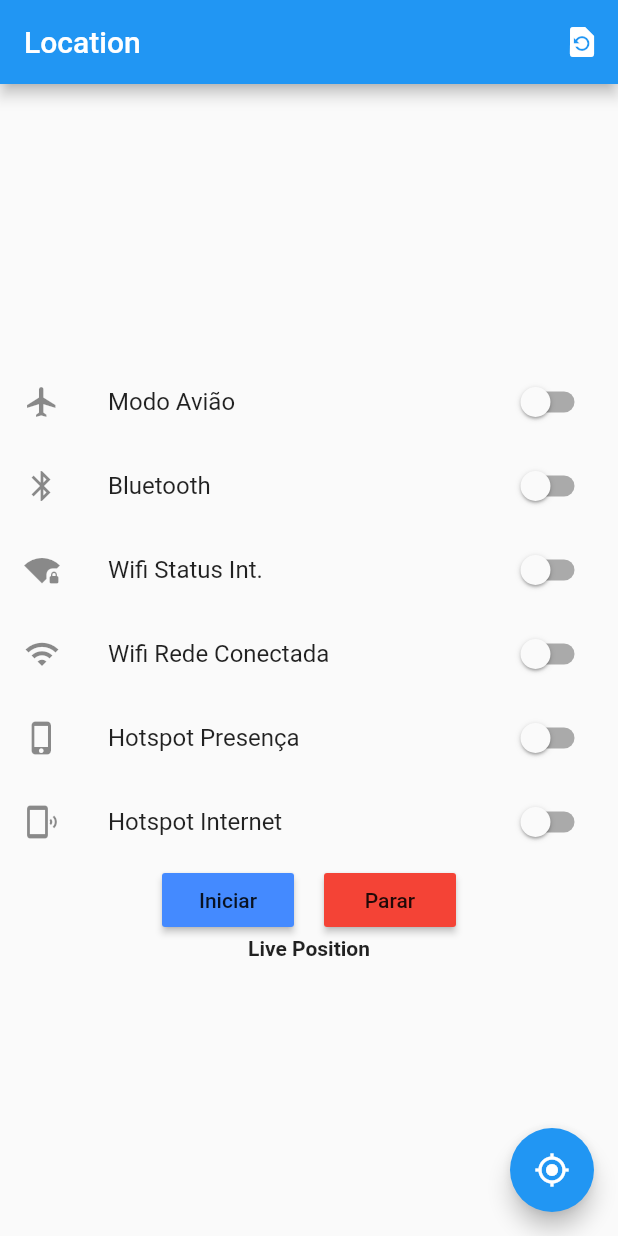
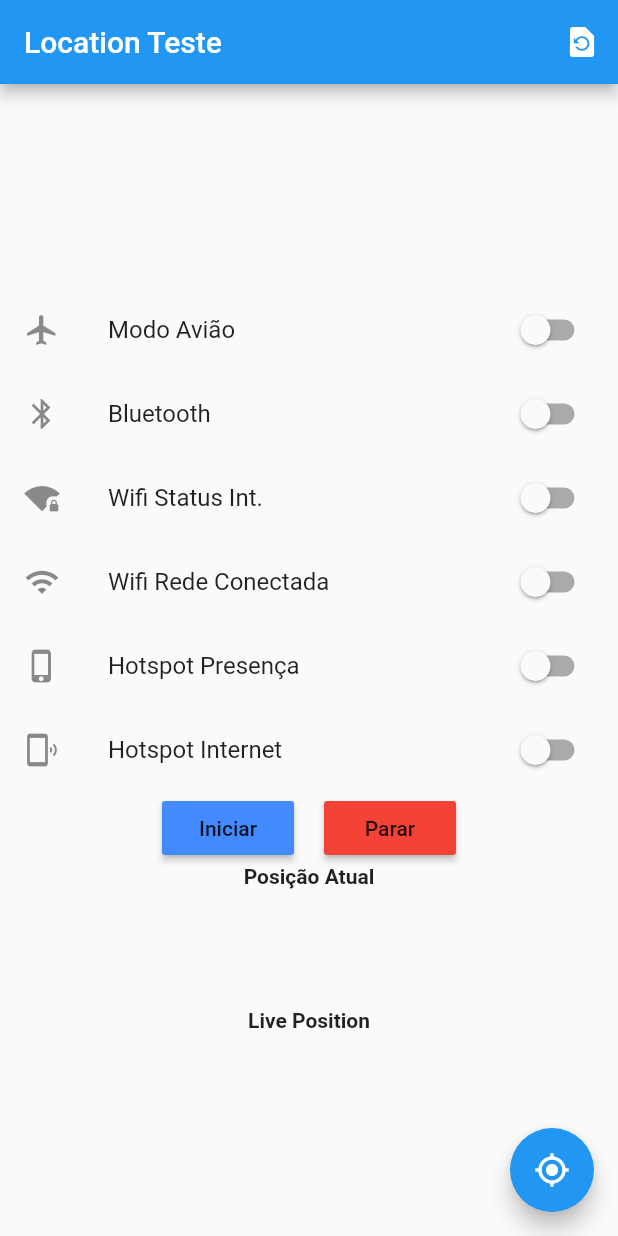
Before and after one commit to LeoAlvarenga/Location_teste, a Flutter app: the screen it shows after launch, on a phone screen of 412 x 824 dp. Run offline on Flutter 3.47's test engine with Material 2 defaults, Android fonts, the phone set to English and light mode, and no system bars; our stand-ins replace geolocator.

Commit message:
Usando o getCurrentPosition

```diff
--- a/lib/main.dart
+++ b/lib/main.dart
@@ -86,7 +86,7 @@ class _MyHomePageState extends State<MyHomePage> {
       appBar: AppBar(
         // Here we take the value from the MyHomePage object that was created by
         // the App.build method, and use it to set our appbar title.
-        title: Text('Location'),
+        title: Text('Location Teste'),
         actions: <Widget>[
           IconButton(
             icon: Icon(Icons.restore_page),
@@ -187,7 +187,7 @@ class _MyHomePageState extends State<MyHomePage> {
               children: <Widget>[
                 RaisedButton(
                   child: Text('Iniciar'),
-                  onPressed: () => _getLiveLocation(3),
+                  onPressed: () => _getCurrentLocation(3),
                   color: Colors.blueAccent,
                 ),
                 SizedBox(
@@ -208,37 +208,48 @@ class _MyHomePageState extends State<MyHomePage> {
                 // ),
               ],
             ),
-            // Text(
-            //   'Posição Atual',
-            //   style: TextStyle(fontWeight: FontWeight.bold),
-            // ),
-            // if (_currentPosition != null)
-            //   Text(
-            //     'Lat: ${_currentPosition.latitude}, Lng: ${_currentPosition.longitude}',
-            //   ),
-            // if (_currentPosition != null)
-            //   Text('Accuracy: ${_currentPosition.accuracy}'),
-            // if (_currentPosition != null)
-            //   Text('Heading: ${_currentPosition.heading}'),
-            // if (_currentPosition != null)
-            //   Text('Speed: ${_currentPosition.speed}'),
-            // if (_currentPosition != null)
-            //   Text('Speed Accuracy: ${_currentPosition.speedAccuracy}'),
-            // if (_currentPosition != null)
-            //   Text('Altitude: ${_currentPosition.altitude}'),
-            // if (_currentPosition != null)
-            //   Text('TimeStamp ${_currentPosition.timestamp}'),
-            // SizedBox(
-            //   height: 80,
-            // ),
-            Text('Live Position', style: TextStyle(fontWeight: FontWeight.bold),),
-            if(_livePosition != null) Text('Lat: ${_livePosition.latitude.toString()}, Lng: ${_livePosition.longitude.toString()}'),
-            if(_livePosition != null) Text('Accuracy: ${_livePosition.accuracy}'),
-            if(_livePosition != null) Text('Heading: ${_livePosition.heading}'),
-            if(_livePosition != null) Text('Speed: ${_livePosition.speed}'),
-            if(_livePosition != null) Text('Speed Accuracy: ${_livePosition.speedAccuracy}'),
-            if(_livePosition != null) Text('Altitude: ${_livePosition.altitude}'),
-            if(_livePosition != null) Text('TimeStamp ${_livePosition.timestamp}'),
+            Text(
+              'Posição Atual',
+              style: TextStyle(fontWeight: FontWeight.bold),
+            ),
+            if (_currentPosition != null)
+              Text(
+                'Lat: ${_currentPosition.latitude}, Lng: ${_currentPosition.longitude}',
+              ),
+            if (_currentPosition != null)
+              Text('Accuracy: ${_currentPosition.accuracy}'),
+            if (_currentPosition != null)
+              Text('Heading: ${_currentPosition.heading}'),
+            if (_currentPosition != null)
+              Text('Speed: ${_currentPosition.speed}'),
+            if (_currentPosition != null)
+              Text('Speed Accuracy: ${_currentPosition.speedAccuracy}'),
+            if (_currentPosition != null)
+              Text('Altitude: ${_currentPosition.altitude}'),
+            if (_currentPosition != null)
+              Text('TimeStamp ${_currentPosition.timestamp}'),
+            SizedBox(
+              height: 80,
+            ),
+            Text(
+              'Live Position',
+              style: TextStyle(fontWeight: FontWeight.bold),
+            ),
+            if (_livePosition != null)
+              Text(
+                  'Lat: ${_livePosition.latitude.toString()}, Lng: ${_livePosition.longitude.toString()}'),
+            if (_livePosition != null)
+              Text('Accuracy: ${_livePosition.accuracy}'),
+            if (_livePosition != null)
+              Text('Heading: ${_livePosition.heading}'),
+            if (_livePosition != null)
+              Text('Speed: ${_livePosition.speed}'),
+            if (_livePosition != null)
+              Text('Speed Accuracy: ${_livePosition.speedAccuracy}'),
+            if (_livePosition != null)
+              Text('Altitude: ${_livePosition.altitude}'),
+            if (_livePosition != null)
+              Text('TimeStamp ${_livePosition.timestamp}'),
             //  Row(
             //    mainAxisAlignment: MainAxisAlignment.center,
             //   children: <Widget>[
@@ -279,6 +290,10 @@ class _MyHomePageState extends State<MyHomePage> {
     final Geolocator geolocator = Geolocator();
     var locationAccuracy = _setAccuracy(accuracy);
 
+    setState(() {
+      _currentPosition = null;
+    });
+
     geolocator
         .getCurrentPosition(desiredAccuracy: locationAccuracy)
         .then((Position position) {
@@ -316,8 +331,8 @@ class _MyHomePageState extends State<MyHomePage> {
     print("Apertou Live Location");
     final Geolocator geolocator = Geolocator();
     var locationAccuracy = _setAccuracy(accuracy);
-    var locationOptions =
-        LocationOptions(accuracy: locationAccuracy, distanceFilter: 1, timeInterval: 5);
+    var locationOptions = LocationOptions(
+        accuracy: locationAccuracy, distanceFilter: 0, timeInterval: 5);
 
     positionStream = geolocator
         .getPositionStream(locationOptions)
@@ -417,7 +432,10 @@ class _MyHomePageState extends State<MyHomePage> {
   }
 
   void _resetList() {
-    _dataList = [];
+    setState(() {
+      _dataList = [];
+    });
+    _saveData();
   }
 
   Future<void> _neverSatisfied(e) async {
@@ -430,7 +448,7 @@ class _MyHomePageState extends State<MyHomePage> {
           content: SingleChildScrollView(
             child: ListBody(
               children: <Widget>[
-                Text(e),
+                Text(e.toString()),
               ],
             ),
           ),
```
Also changed, not shown: lib/data.json (added, +74 -0 lines).
